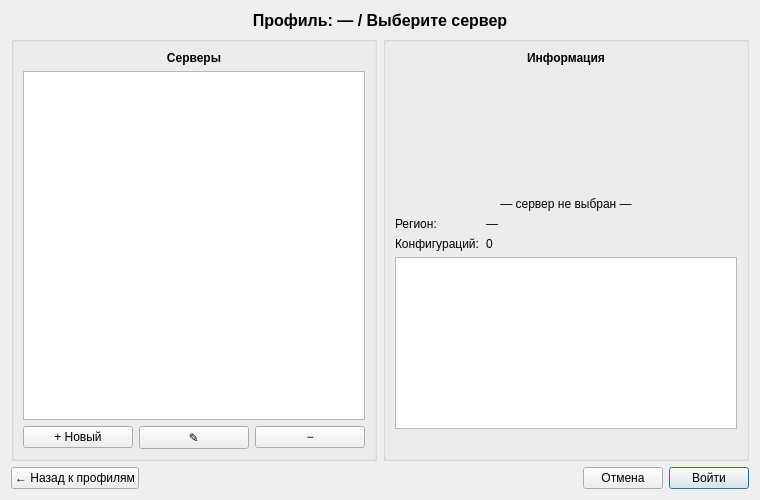
Before: the Qt Designer form ui/server_select.ui in chlkrtg/Aion.CfgStudio, drawn with Qt 5.
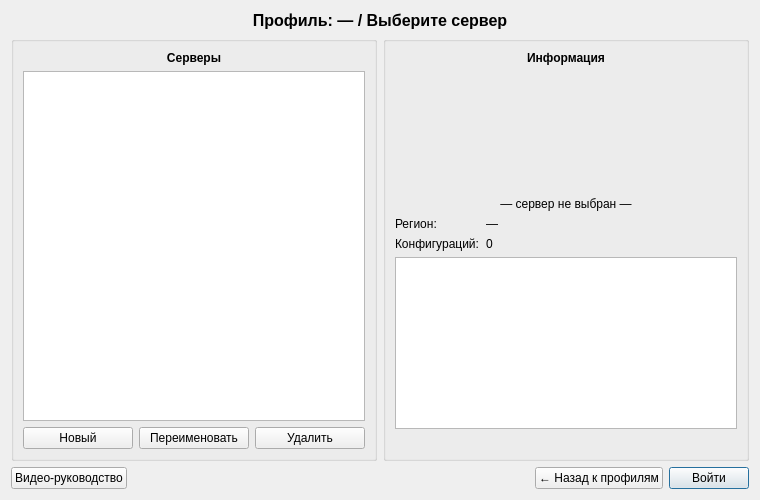
After: the same form once the commit is applied.

What changed in the file:
```diff
--- a/ui/server_select.ui
+++ b/ui/server_select.ui
@@ -59,21 +59,21 @@
           <item>
            <widget class="QPushButton" name="btnNewServer">
             <property name="text">
-             <string>+ Новый</string>
+             <string>Новый</string>
             </property>
            </widget>
           </item>
           <item>
            <widget class="QPushButton" name="btnRenameServer">
             <property name="text">
-             <string>✎</string>
+             <string>Переименовать</string>
             </property>
            </widget>
           </item>
           <item>
            <widget class="QPushButton" name="btnDeleteServer">
             <property name="text">
-             <string>−</string>
+             <string>Удалить</string>
             </property>
            </widget>
           </item>
@@ -204,7 +204,7 @@
      <item>
       <widget class="QPushButton" name="btnBack">
        <property name="text">
-        <string>← Назад к профилям</string>
+        <string>Видео-руководство</string>
        </property>
       </widget>
      </item>
@@ -224,7 +224,7 @@
      <item>
       <widget class="QPushButton" name="btnCancel">
        <property name="text">
-        <string>Отмена</string>
+        <string>← Назад к профилям</string>
        </property>
       </widget>
      </item>
```
Left out of the diff: 2 changed lines with no effect on the pictures.
